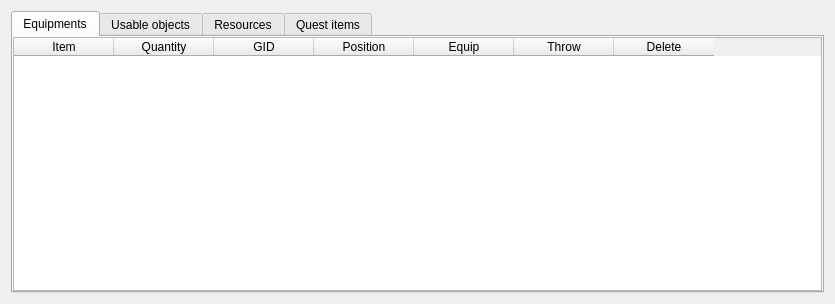
josuesavy/BotDofus, file BotDofus/src/gui/main/forms/inventoryform.ui: the form before one commit.
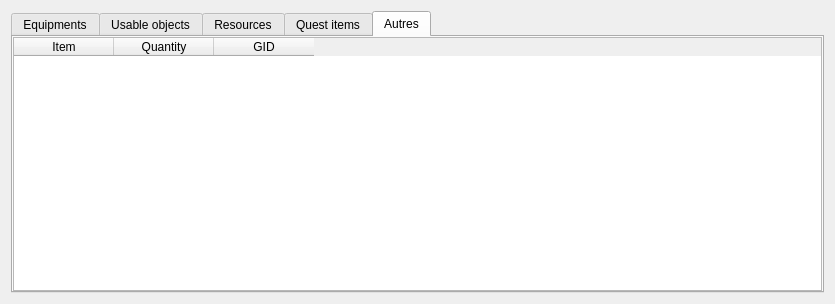
The form after the commit. Icons and pictures are not drawn.

Commit message: BotDofus: remove Minimize feature with the tray icon; AccountForm: add graphically the feature for disable AnkShield; InventoryForm: add other tab for show bonus and malus

The edit to the form file:
```diff
--- a/BotDofus/src/gui/main/forms/inventoryform.ui
+++ b/BotDofus/src/gui/main/forms/inventoryform.ui
@@ -22,7 +22,7 @@
  }</string>
      </property>
      <property name="currentIndex">
-      <number>0</number>
+      <number>4</number>
      </property>
      <widget class="QWidget" name="tab_8">
       <attribute name="icon">
@@ -321,6 +321,65 @@
        </item>
       </layout>
      </widget>
+     <widget class="QWidget" name="tab">
+      <attribute name="title">
+       <string>Autres</string>
+      </attribute>
+      <layout class="QGridLayout" name="gridLayout_5">
+       <property name="leftMargin">
+        <number>0</number>
+       </property>
+       <property name="topMargin">
+        <number>0</number>
+       </property>
+       <property name="rightMargin">
+        <number>0</number>
+       </property>
+       <property name="bottomMargin">
+        <number>0</number>
+       </property>
+       <item row="0" column="0">
+        <widget class="QTableWidget" name="tableWidgetOtherItems">
+         <property name="editTriggers">
+          <set>QAbstractItemView::NoEditTriggers</set>
+         </property>
+         <property name="alternatingRowColors">
+          <bool>true</bool>
+         </property>
+         <property name="selectionMode">
+          <enum>QAbstractItemView::SingleSelection</enum>
+         </property>
+         <property name="selectionBehavior">
+          <enum>QAbstractItemView::SelectRows</enum>
+         </property>
+         <property name="iconSize">
+          <size>
+           <width>48</width>
+           <height>48</height>
+          </size>
+         </property>
+         <attribute name="verticalHeaderVisible">
+          <bool>false</bool>
+         </attribute>
+         <column>
+          <property name="text">
+           <string>Item</string>
+          </property>
+         </column>
+         <column>
+          <property name="text">
+           <string>Quantity</string>
+          </property>
+         </column>
+         <column>
+          <property name="text">
+           <string>GID</string>
+          </property>
+         </column>
+        </widget>
+       </item>
+      </layout>
+     </widget>
     </widget>
    </item>
   </layout>
```
The commit also changes 10 other files.
